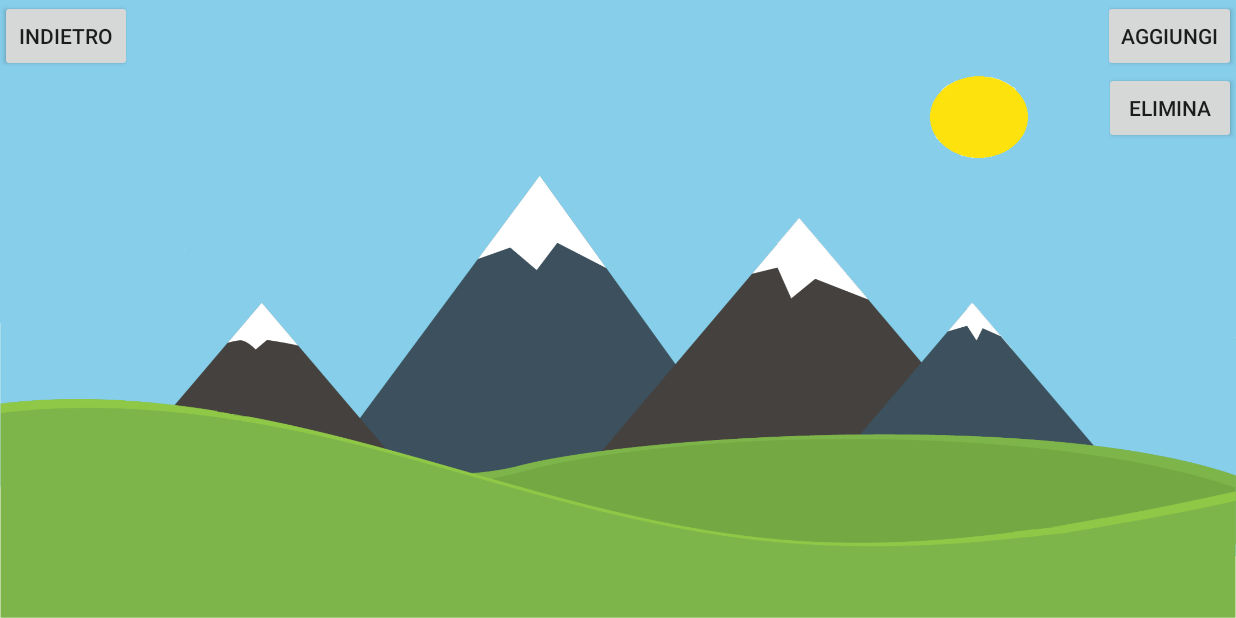
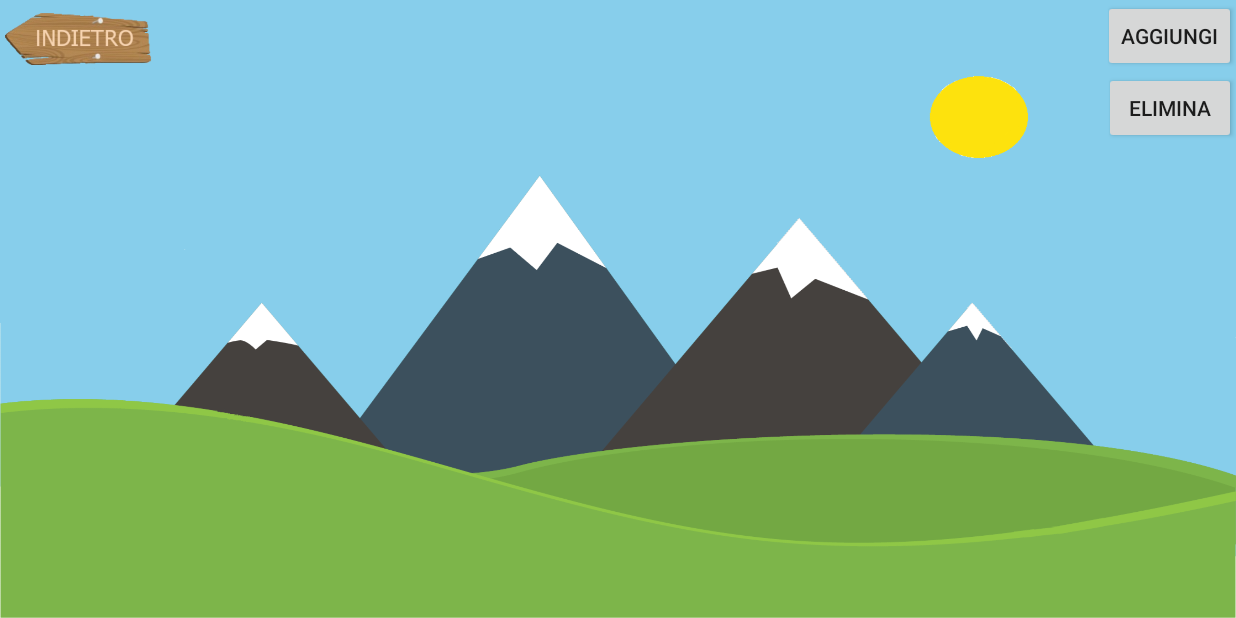
Before and after one commit to ElisaTronetti/DegreeProject, an Android app: the GardenActivity screen opened directly, with no data from a screen before it, on a phone screen of 824 x 412 dp (held sideways). Run offline under Robolectric (Android 15) with nearby library versions, the phone set to English and light mode, and no system bars; our stand-ins replace Picasso, Room's generated code; network calls fail; pictures from the network do not load.

Commit message:
Added back sign in garden activity

```diff
--- a/DegreeApp/app/src/main/res/layout/activity_garden.xml
+++ b/DegreeApp/app/src/main/res/layout/activity_garden.xml
@@ -15,11 +15,11 @@
         android:background="@drawable/garden_background">
     </ImageView>
 
-    <Button
+    <ImageView
         android:id="@+id/garden_back"
-        android:layout_width="wrap_content"
-        android:layout_height="wrap_content"
-        android:text="@string/indietro"
+        android:layout_width="109dp"
+        android:layout_height="54dp"
+        android:src="@drawable/back_arrow_2"
         app:layout_constraintStart_toStartOf="parent"
         app:layout_constraintTop_toTopOf="parent" />
 
--- a/DegreeApp/app/src/main/res/layout/widget_app_bar.xml
+++ b/DegreeApp/app/src/main/res/layout/widget_app_bar.xml
@@ -33,6 +33,7 @@
         android:layout_height="wrap_content"
         android:text="@string/titolo"
         android:textAppearance="@style/TextAppearance.AppCompat.Light.SearchResult.Title"
+        android:textSize="35sp"
         app:layout_constraintBottom_toBottomOf="parent"
         app:layout_constraintEnd_toEndOf="parent"
         app:layout_constraintStart_toStartOf="parent"
```
Also changed, not shown: DegreeApp/app/src/main/res/drawable/back_arrow_2.png (added).
